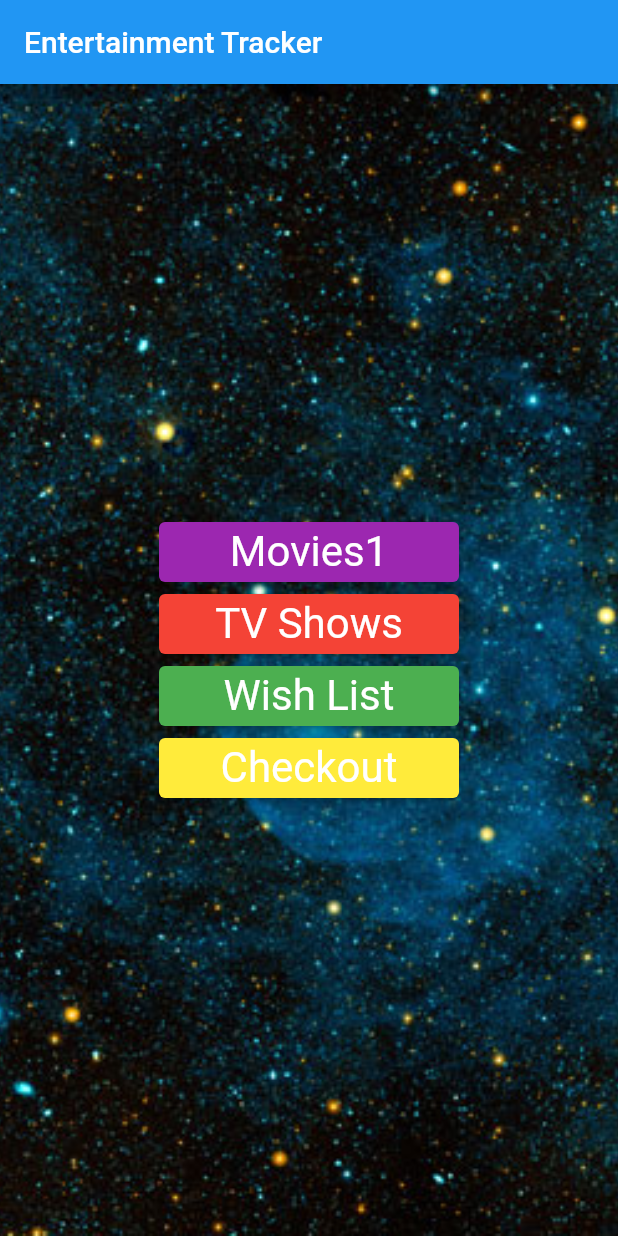
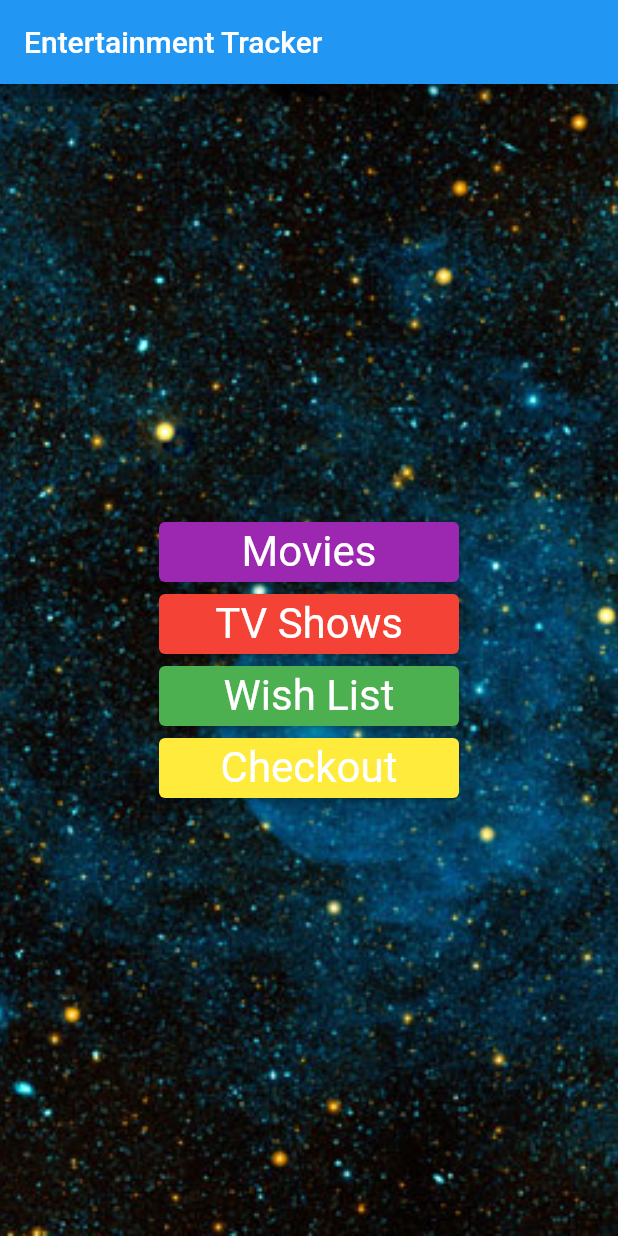
Before and after one commit to Jacob-W23/Group2_Final, a Flutter app: the screen it shows after launch, on a phone screen of 412 x 824 dp. Run offline on Flutter 3.47's test engine with Material 2 defaults, Android fonts, the phone set to English and light mode, and no system bars; our stand-ins replace dio.

Commit message:
fixed some stuff I changed

```diff
--- a/lib/main.dart
+++ b/lib/main.dart
@@ -59,7 +59,7 @@ class _MyHomePageState extends State<MyHomePage> {
                     ),
                   );
                 },
-                child: Text("Movies1"),
+                child: Text("Movies"),
                 style: ElevatedButton.styleFrom(
                   minimumSize: Size(200, 40),
                   primary: Colors.purple,
--- a/lib/movies.dart
+++ b/lib/movies.dart
@@ -50,7 +50,7 @@ class _MoviesState extends State<Movies> {
                                   const EdgeInsets.symmetric(vertical: 0.0),
                               child: TextButton(
                                 onPressed: () => {
-                                  //Navigator.pop(context),
+                                  Navigator.pop(context),
                                   Navigator.push(
                                       context,
                                       MaterialPageRoute(
```
